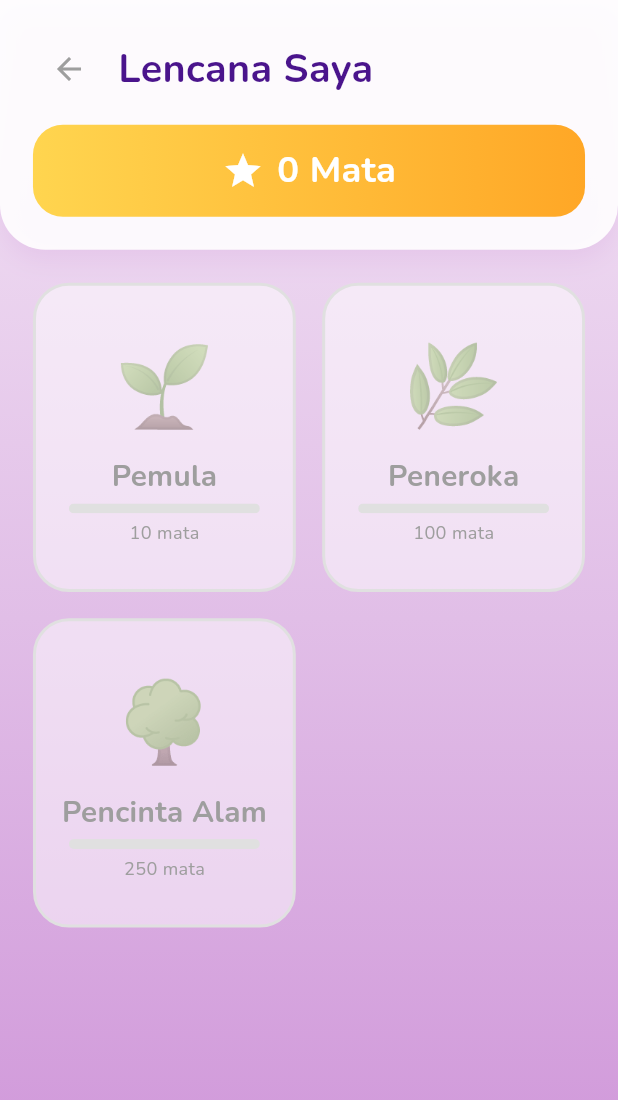
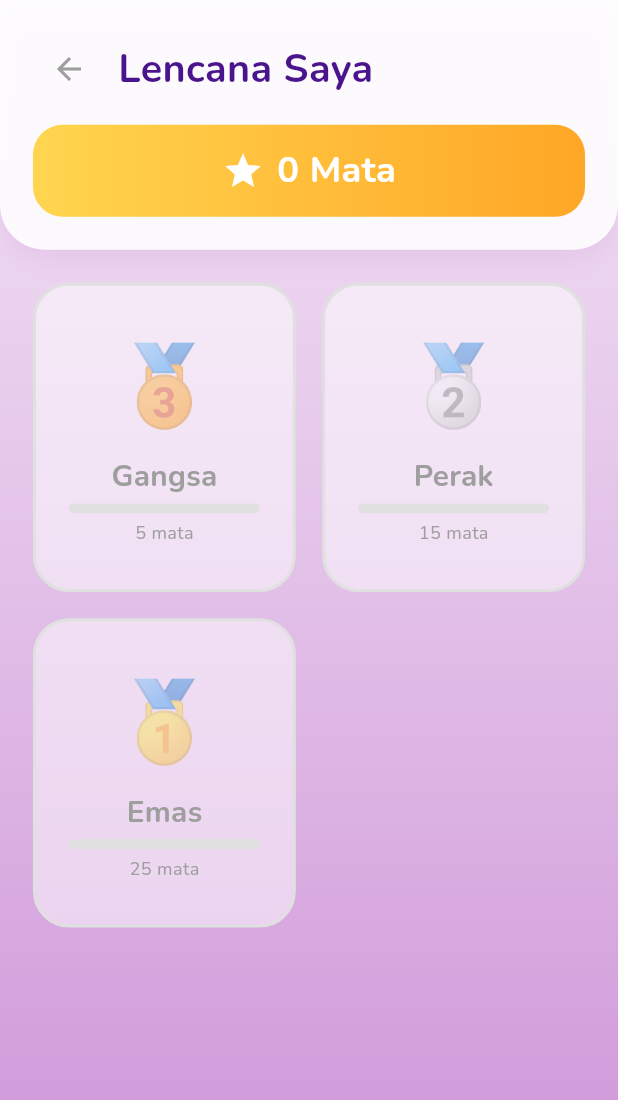
Before and after one commit to Mugish-bit/sains-tahun-5-, a Flutter app: the BadgesScreen screen opened directly, on a phone screen of 412 x 824 dp. Shown: the top 1100 px of the screen. Run offline on Flutter 3.47's test engine with Material 3 defaults, Android fonts, the phone set to English and light mode, and no system bars; our stand-ins replace google_fonts, shared_preferences, video_player; accounts and stored records are empty.

Commit message:
fix scoring, badges, and result display

```diff
--- a/lib/screens/badges_screen.dart
+++ b/lib/screens/badges_screen.dart
@@ -173,20 +173,20 @@ class _BadgeCard extends StatelessWidget {
     bool isUnlocked;
 
     if (index == 0) {
-      title = 'Pemula';
-      emoji = '🌱';
-      requirement = '10 mata';
-      isUnlocked = score >= 10;
+      title = 'Gangsa';
+      emoji = '🥉';
+      requirement = '5 mata';
+      isUnlocked = score >= 5;
     } else if (index == 1) {
-      title = 'Peneroka';
-      emoji = '🌿';
-      requirement = '100 mata';
-      isUnlocked = score >= 100;
+      title = 'Perak';
+      emoji = '🥈';
+      requirement = '15 mata';
+      isUnlocked = score >= 15;
     } else {
-      title = 'Pencinta Alam';
-      emoji = '🌳';
-      requirement = '250 mata';
-      isUnlocked = score >= 250;
+      title = 'Emas';
+      emoji = '🥇';
+      requirement = '25 mata';
+      isUnlocked = score >= 25;
     }
 
     final progress = isUnlocked
@@ -294,8 +294,8 @@ class _BadgeCard extends StatelessWidget {
   }
 
   int _getRequiredScore() {
-    if (index == 0) return 10;
-    if (index == 1) return 100;
-    return 250;
+    if (index == 0) return 5;
+    if (index == 1) return 15;
+    return 25;
   }
 }
--- a/lib/screens/leaderboard_screen.dart
+++ b/lib/screens/leaderboard_screen.dart
@@ -39,16 +39,16 @@ class _LeaderboardScreenState extends State<LeaderboardScreen>
   }
 
   String _getRankEmoji() {
-    if (_currentScore >= 250) return '🥇';
-    if (_currentScore >= 100) return '🥈';
-    if (_currentScore >= 50) return '🥉';
+    if (_currentScore >= 25) return '🥇';
+    if (_currentScore >= 15) return '🥈';
+    if (_currentScore >= 5) return '🥉';
     return '🏃';
   }
 
   String _getRankTitle() {
-    if (_currentScore >= 250) return 'Pencinta Alam Sejati!';
-    if (_currentScore >= 100) return 'Peneroka Aktif!';
-    if (_currentScore >= 50) return 'Pengembara!';
+    if (_currentScore >= 25) return 'Emas! 🥇';
+    if (_currentScore >= 15) return 'Perak! 🥈';
+    if (_currentScore >= 5) return 'Gangsa! 🥉';
     return 'Teruskan Belajar!';
   }
 
@@ -197,11 +197,11 @@ class _LeaderboardScreenState extends State<LeaderboardScreen>
                 Row(
                   mainAxisAlignment: MainAxisAlignment.center,
                   children: [
-                    _buildMiniBadge('🌱', 10, isTablet, s),
+                    _buildMiniBadge('🥉', 5, isTablet, s),
                     SizedBox(width: isTablet ? 24 : 16 * s),
-                    _buildMiniBadge('🌿', 100, isTablet, s),
+                    _buildMiniBadge('🥈', 15, isTablet, s),
                     SizedBox(width: isTablet ? 24 : 16 * s),
-                    _buildMiniBadge('🌳', 250, isTablet, s),
+                    _buildMiniBadge('🥇', 25, isTablet, s),
                   ],
                 ),
                 SizedBox(height: isTablet ? 32 : 20 * s),
@@ -244,9 +244,9 @@ class _LeaderboardScreenState extends State<LeaderboardScreen>
   }
 
   String _getNextMilestone() {
-    if (_currentScore < 10) return '${10 - _currentScore} mata lagi ke 🌱 Pemula';
-    if (_currentScore < 100) return '${100 - _currentScore} mata lagi ke 🌿 Peneroka';
-    if (_currentScore < 250) return '${250 - _currentScore} mata lagi ke 🌳 Pencinta Alam';
+    if (_currentScore < 5) return '${5 - _currentScore} mata lagi ke 🥉 Gangsa';
+    if (_currentScore < 15) return '${15 - _currentScore} mata lagi ke 🥈 Perak';
+    if (_currentScore < 25) return '${25 - _currentScore} mata lagi ke 🥇 Emas';
     return 'Tahniah! Semua lencana diperoleh! 🎉';
   }
 
--- a/lib/screens/result_screen.dart
+++ b/lib/screens/result_screen.dart
@@ -139,20 +139,20 @@ class _ResultScreenState extends State<ResultScreen>
 
   List<String> _getEarnedBadges() {
     List<String> badges = [];
-    if (_cumulativeScore >= 10) badges.add('Pemula');
-    if (_cumulativeScore >= 100) badges.add('Peneroka');
-    if (_cumulativeScore >= 250) badges.add('Pencinta Alam');
+    if (_cumulativeScore >= 5) badges.add('Gangsa');
+    if (_cumulativeScore >= 15) badges.add('Perak');
+    if (_cumulativeScore >= 25) badges.add('Emas');
     return badges;
   }
 
   String _getBadgeEmoji(String badge) {
-    if (badge == 'Pemula') return '🌱';
-    if (badge == 'Peneroka') return '🌿';
-    return '🌳';
+    if (badge == 'Gangsa') return '🥉';
+    if (badge == 'Perak') return '🥈';
+    return '🥇';
   }
 
   int _getStars() {
-    final pct = widget.score / (widget.totalQuestions * 10);
+    final pct = widget.score / widget.totalQuestions;
     if (pct >= 0.9) return 3;
     if (pct >= 0.7) return 2;
     if (pct >= 0.4) return 1;
@@ -160,7 +160,7 @@ class _ResultScreenState extends State<ResultScreen>
   }
 
   double _getPercentage() {
-    return widget.score / (widget.totalQuestions * 10);
+    return widget.score / widget.totalQuestions;
   }
 
   String _getMessage() {
@@ -189,9 +189,9 @@ class _ResultScreenState extends State<ResultScreen>
     final pct = _getPercentage();
     final newBadges = earnedBadges.where((b) {
       final before = _cumulativeScore - widget.score;
-      if (b == 'Pemula') return before < 10 && _cumulativeScore >= 10;
-      if (b == 'Peneroka') return before < 100 && _cumulativeScore >= 100;
-      if (b == 'Pencinta Alam') return before < 250 && _cumulativeScore >= 250;
+      if (b == 'Gangsa') return before < 5 && _cumulativeScore >= 5;
+      if (b == 'Perak') return before < 15 && _cumulativeScore >= 15;
+      if (b == 'Emas') return before < 25 && _cumulativeScore >= 25;
       return false;
     }).toList();
 
@@ -307,7 +307,7 @@ class _ResultScreenState extends State<ResultScreen>
                                   Padding(
                                     padding: EdgeInsets.only(bottom: isTablet ? 12 : 8 * s),
                                     child: Text(
-                                      '/ ${widget.totalQuestions * 10}',
+                                      '/ ${widget.totalQuestions}',
                                       style: TextStyle(
                                         fontSize: isTablet ? 28 : 20 * s.clamp(0.85, 1.15),
                                         color: Colors.white.withValues(alpha: 0.6),
@@ -353,7 +353,7 @@ class _ResultScreenState extends State<ResultScreen>
                                     Icon(Icons.star, color: Colors.amber, size: isTablet ? 28 : 20),
                                     SizedBox(width: isTablet ? 10 : 6 * s),
                                     Text(
-                                      'Jumlah terkumpul: $_cumulativeScore',
+                                      'Jumlah: $_cumulativeScore / 30',
                                       style: TextStyle(
                                         fontSize: isTablet ? 20 : 15 * s,
                                         fontWeight: FontWeight.w600,
```
Also changed, not shown: lib/screens/quiz_screen.dart (+7 -9 lines).
